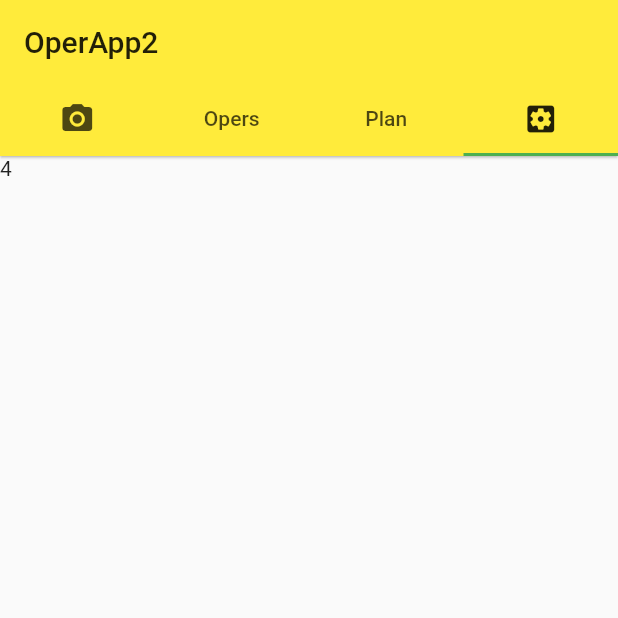
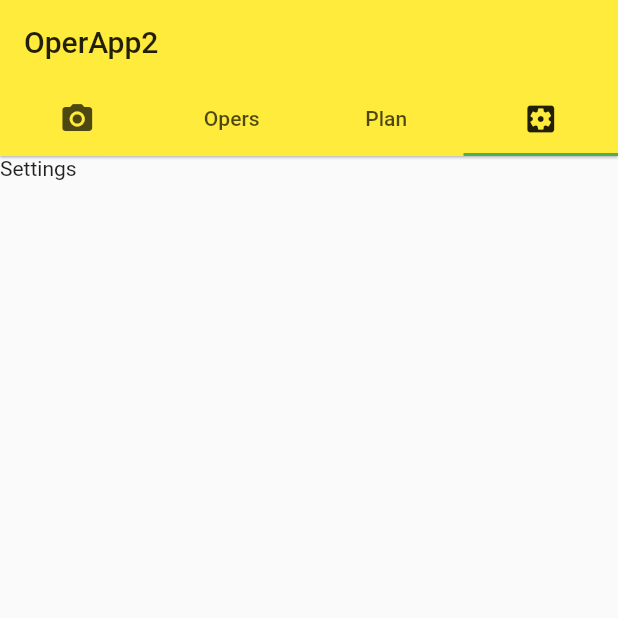
Before and after one commit to savinoff/operapp2, a Flutter app: the screen it shows after launch, tab 4 chosen, on a phone screen of 412 x 824 dp, the top half of it. Run offline on Flutter 3.47's test engine with Material 2 defaults, Android fonts, the phone set to English and light mode, and no system bars.

Commit message:
rename text in test screens

```diff
--- a/lib/operApp2Home.dart
+++ b/lib/operApp2Home.dart
@@ -38,9 +38,9 @@ class _OperApp2HomeState extends State<OperApp2Home>
         controller: _tabController,
         children: <Widget>[
           new CameraScreen(), //
-          Text('2'),
-          Text('3'),
-          Text('4')
+          Text('Opers'),
+          Text('Plans'),
+          Text('Settings')
         ]),
         floatingActionButton: new FloatingActionButton(
           backgroundColor: Theme.of(context).accentColor,
```
